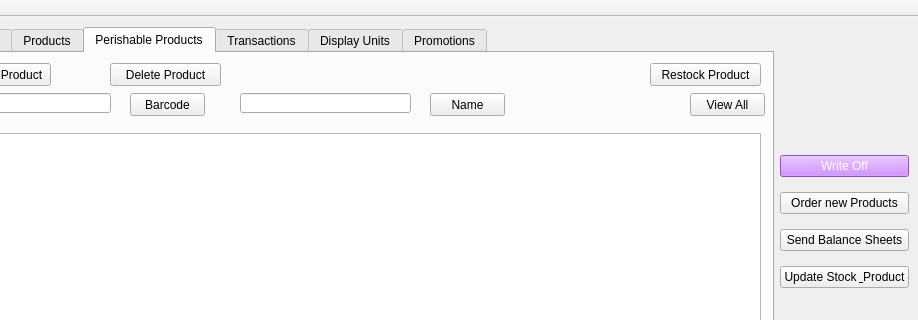
Obwoya/retailGUI, file MainWindow.ui: the form before one commit; both pictures show x 82 to 1000 and y 0 to 320 of the 1000 by 620 pixel window.
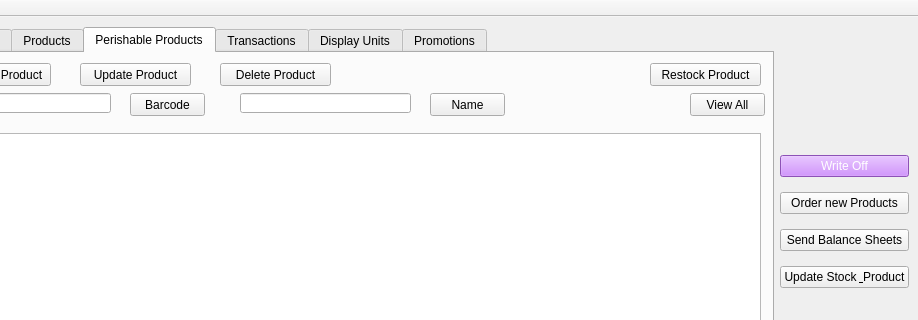
The form after the commit. The open tabs and pages were chosen to show the change.

Commit message: Created a update button for perishable products

What changed in the file:
```diff
--- a/MainWindow.ui
+++ b/MainWindow.ui
@@ -271,7 +271,7 @@
         <widget class="QPushButton" name="remove_perishable">
          <property name="geometry">
           <rect>
-           <x>180</x>
+           <x>290</x>
            <y>10</y>
            <width>111</width>
            <height>23</height>
@@ -281,6 +281,19 @@
           <string>Delete Product</string>
          </property>
         </widget>
+        <widget class="QPushButton" name="update_perishable">
+         <property name="geometry">
+          <rect>
+           <x>150</x>
+           <y>10</y>
+           <width>111</width>
+           <height>23</height>
+          </rect>
+         </property>
+         <property name="text">
+          <string>Update Product</string>
+         </property>
+        </widget>
        </widget>
        <widget class="QWidget" name="tab_4">
         <attribute name="title">
```
Left out of the diff: 2 changed lines with no effect on the pictures. The commit also changes 11 other files.
